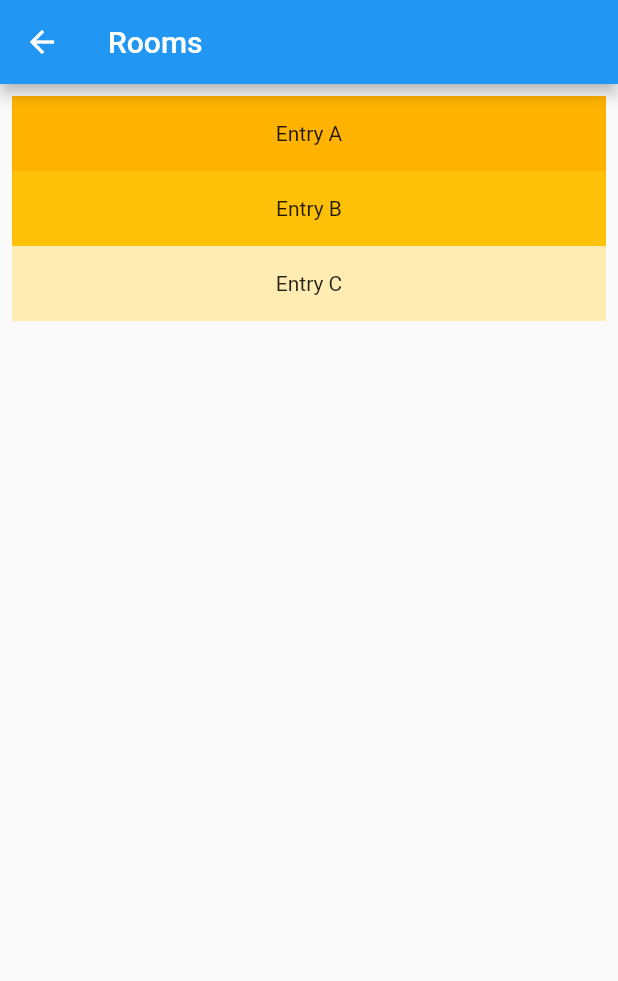
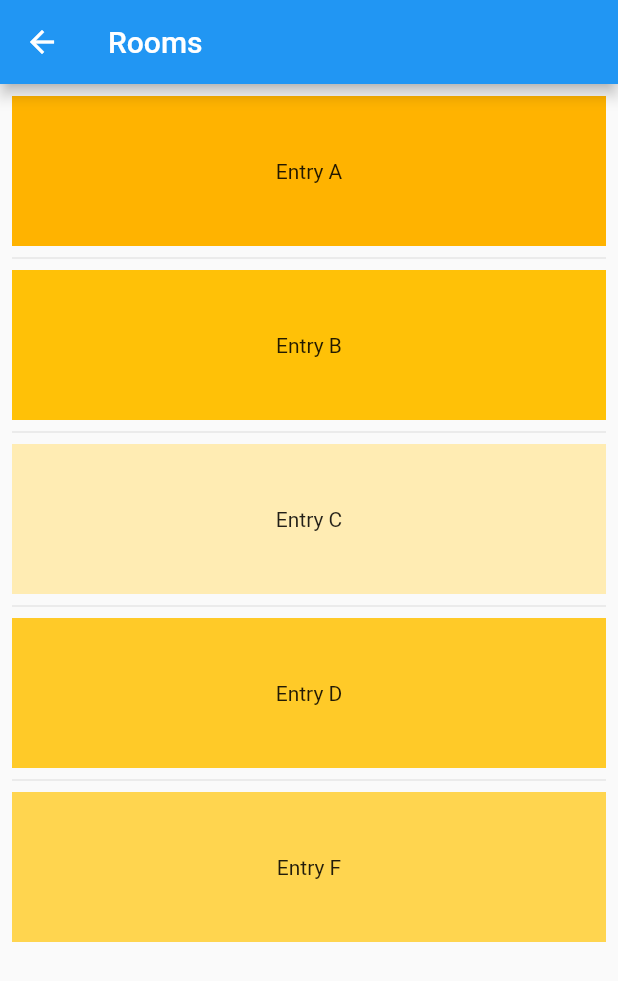
Before and after one commit to 4yony4/flutter_chat, a Flutter app: the HomeView2 screen opened by its route, on a phone screen of 412 x 824 dp. Shown: the top 981 px of the screen. Run offline on Flutter 3.47's test engine with Material 2 defaults, Android fonts, the phone set to English and light mode, and no system bars; our stand-ins replace cloud_firestore, firebase_auth, firebase_core, fluttertoast; accounts and stored records are empty; generated files the repository leaves out were written again.

Commit message:
ListView con datos fijos (tarjetas dinamicas)

```diff
--- a/lib/src/home_views/HomeView2.dart
+++ b/lib/src/home_views/HomeView2.dart
@@ -3,6 +3,7 @@
 import 'package:firebase_auth/firebase_auth.dart';
 import 'package:flutter/cupertino.dart';
 import 'package:flutter/material.dart';
+import 'package:flutter_chat/src/custom_views/RFInputText2.dart';
 import 'package:flutter_chat/src/singleton/DataHolder.dart';
 
 import '../fb_objects/Perfil.dart';
@@ -52,31 +53,29 @@
   @override
   Widget build(BuildContext context) {
     // TODO: implement build
+    final List<String> entries = <String>['A', 'B', 'C', 'D', 'F'];
+    final List<int> colorCodes = <int>[600, 500, 100, 400, 300];
+
     return Scaffold(
       appBar: AppBar(
         title: Text('Rooms'),
       ),
       //backgroundColor: Colors.orangeAccent,
       body: Center(
-        child: ListView(
-          padding: const EdgeInsets.all(8),
-          children: <Widget>[
-            Container(
-              height: 50,
-              color: Colors.amber[600],
-              child: const Center(child: Text('Entry A')),
-            ),
-            Container(
-              height: 50,
-              color: Colors.amber[500],
-              child: const Center(child: Text('Entry B')),
-            ),
-            Container(
-              height: 50,
-              color: Colors.amber[100],
-              child: const Center(child: Text('Entry C')),
-            ),
-          ],
+        child: ListView.separated(
+            padding: const EdgeInsets.all(8),
+            itemCount: entries.length,
+            itemBuilder: (BuildContext context, int index) {
+              return Container(
+                height: 100,
+                color: Colors.amber[colorCodes[index]],
+                child: Center(child: Text('Entry ${entries[index]}')),
+              );
+            },
+            separatorBuilder: (BuildContext context, int index) {
+              return const Divider();
+              //return RFInputText2(sTitulo: "DIVISOR DEL: "+entries[index],);
+            },
         ),
       ),
     );
```
